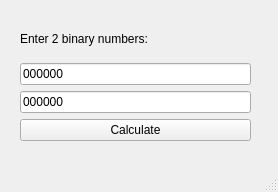
Before: the Qt Designer form mainwindow.ui in nikkoxd/oslab, drawn with Qt 5.
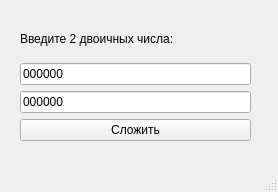
After: the same form once the commit is applied.

```diff
--- a/mainwindow.ui
+++ b/mainwindow.ui
@@ -27,7 +27,7 @@
      <item>
       <widget class="QLabel" name="label">
        <property name="text">
-        <string>Enter 2 binary numbers:</string>
+        <string>Введите 2 двоичных числа:</string>
        </property>
       </widget>
      </item>
@@ -54,7 +54,7 @@
      <item>
       <widget class="QPushButton" name="submitButton">
        <property name="text">
-        <string>Calculate</string>
+        <string>Сложить</string>
        </property>
       </widget>
      </item>
```
Left out of the diff: 2 changed lines with no effect on the pictures.
